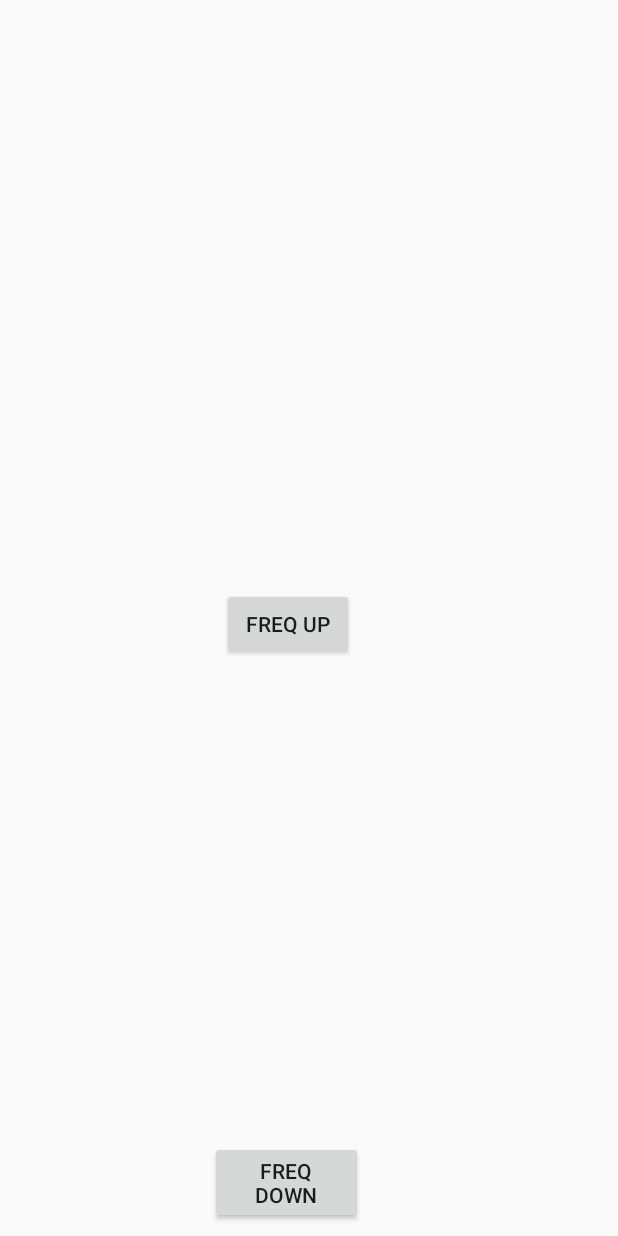
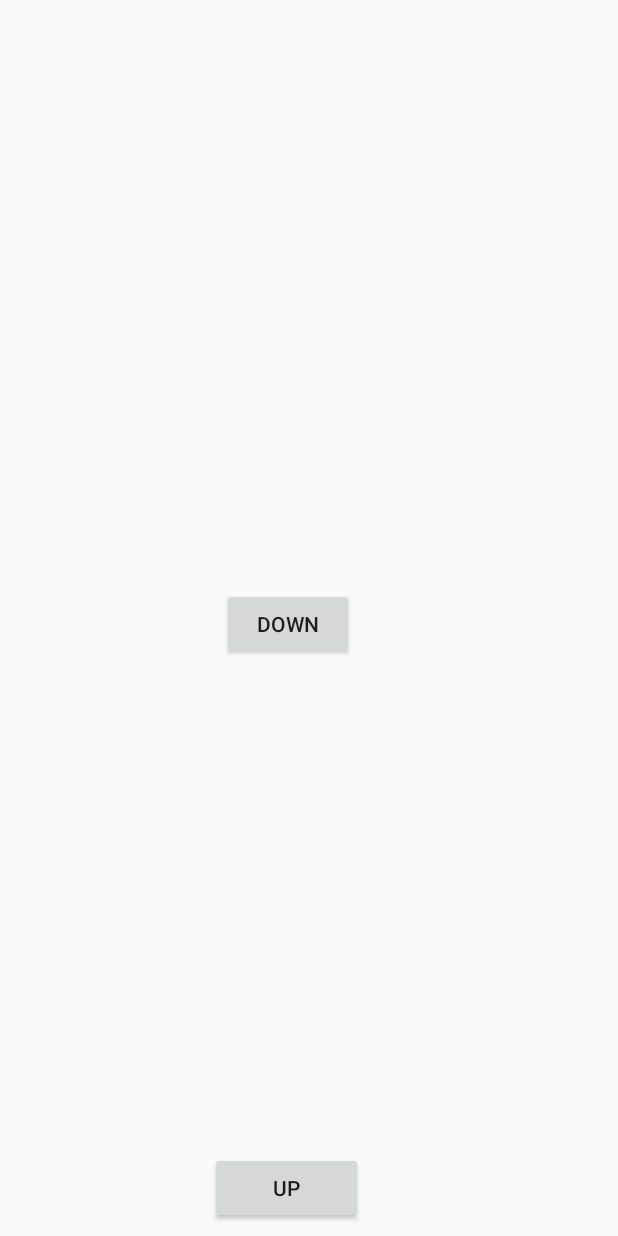
Before and after one commit to codeuniversity/music-play-area, an Android app: the screen it shows after launch (MainActivity), on a phone screen of 412 x 824 dp. Run offline under Robolectric (Android 15) with nearby library versions, the phone set to English and light mode, and no system bars.

Commit message:
(frontend) change app name from WebSocketClient to Warble and improve labels of frequency buttons

```diff
--- a/app/src/main/res/values/strings.xml
+++ b/app/src/main/res/values/strings.xml
@@ -1,10 +1,10 @@
 <resources>
-    <string name="app_name">WebSocketClient</string>
+    <string name="app_name">Warble</string>
     <string name="enable_nfc_title">Enable NFC</string>
     <string name="enable_nfc_msg">NFC needs to be turned on for this app to run. Please enable NFC now.</string>
     <string name="nfc_settings">Enable</string>
     <string name="close">Close</string>
     <string name="button_text">Freq Up</string>
-    <string name="button_text_freq_up">Freq Up</string>
-    <string name="button_text_freq_down">Freq Down</string>
+    <string name="button_text_freq_up">Down</string>
+    <string name="button_text_freq_down">Up</string>
 </resources>
```
